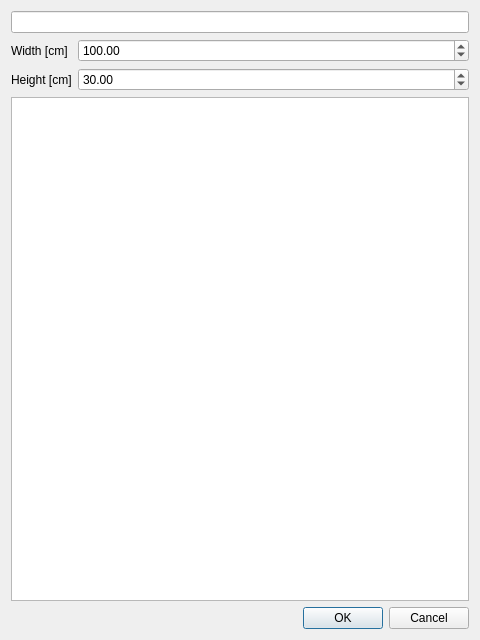
tybor/monodes, file sectiondialog.ui: the form before one commit.
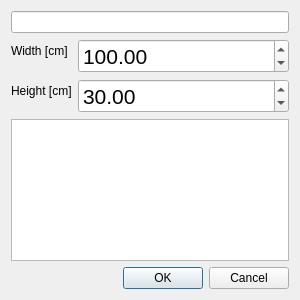
The form after the commit.

Commit message: Adjusting GUI size.

Patch:
```diff
--- a/sectiondialog.ui
+++ b/sectiondialog.ui
@@ -6,8 +6,8 @@
    <rect>
     <x>0</x>
     <y>0</y>
-    <width>480</width>
-    <height>640</height>
+    <width>300</width>
+    <height>300</height>
    </rect>
   </property>
   <property name="windowTitle">
@@ -26,6 +26,11 @@
    </item>
    <item row="1" column="1">
     <widget class="QDoubleSpinBox" name="widthSpin">
+     <property name="font">
+      <font>
+       <pointsize>16</pointsize>
+      </font>
+     </property>
      <property name="maximum">
       <double>1000.000000000000000</double>
      </property>
@@ -43,6 +48,11 @@
    </item>
    <item row="2" column="1">
     <widget class="QDoubleSpinBox" name="heightSpin">
+     <property name="font">
+      <font>
+       <pointsize>16</pointsize>
+      </font>
+     </property>
      <property name="minimum">
       <double>1.000000000000000</double>
      </property>
```
The commit also changes 4 other files.
